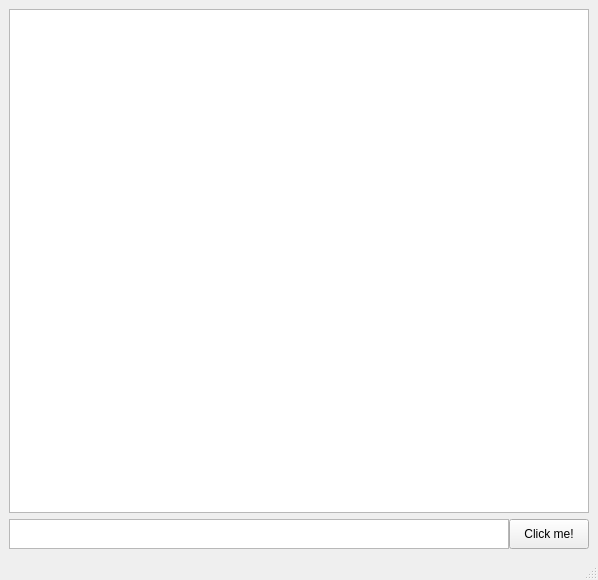
Qt form ChatRoom-Server/src/mainwindow.ui (depp01030/ChatRoom) before a commit.
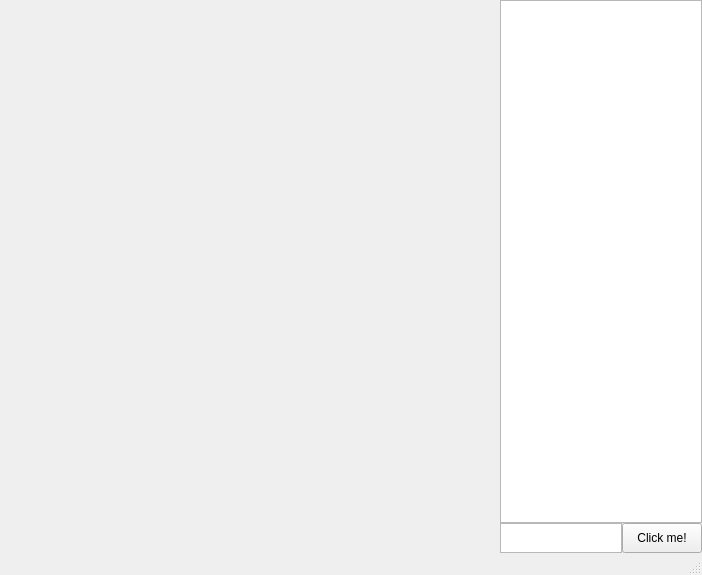
The same form after that commit. Custom widgets are drawn as their Qt base class.

Diff of the .ui file:
```diff
--- a/ChatRoom-Server/src/mainwindow.ui
+++ b/ChatRoom-Server/src/mainwindow.ui
@@ -6,19 +6,85 @@
    <rect>
     <x>0</x>
     <y>0</y>
-    <width>598</width>
-    <height>580</height>
+    <width>702</width>
+    <height>575</height>
    </rect>
   </property>
   <property name="windowTitle">
    <string>ChatRoom Server</string>
   </property>
   <widget class="QWidget" name="centralwidget">
-   <layout class="QVBoxLayout" name="verticalLayout_2">
+   <layout class="QVBoxLayout" name="verticalLayout_3">
+    <property name="spacing">
+     <number>0</number>
+    </property>
+    <property name="leftMargin">
+     <number>0</number>
+    </property>
+    <property name="topMargin">
+     <number>0</number>
+    </property>
+    <property name="rightMargin">
+     <number>0</number>
+    </property>
+    <property name="bottomMargin">
+     <number>0</number>
+    </property>
     <item>
+     <layout class="QHBoxLayout" name="horizontalLayout_2">
+      <property name="spacing">
+       <number>0</number>
+      </property>
+      <item>
+       <widget class="QWidget" name="widget" native="true">
+        <property name="sizePolicy">
+         <sizepolicy hsizetype="MinimumExpanding" vsizetype="Preferred">
+          <horstretch>0</horstretch>
+          <verstretch>0</verstretch>
+         </sizepolicy>
+        </property>
+        <property name="minimumSize">
+         <size>
+          <width>500</width>
+          <height>0</height>
+         </size>
+        </property>
+        <layout class="QVBoxLayout" name="verticalLayout_2"/>
+       </widget>
+      </item>
+      <item>
+       <widget class="QWidget" name="ChatRoom" native="true">
      <layout class="QVBoxLayout" name="verticalLayout">
+         <property name="spacing">
+          <number>0</number>
+         </property>
+         <property name="leftMargin">
+          <number>0</number>
+         </property>
+         <property name="topMargin">
+          <number>0</number>
+         </property>
+         <property name="rightMargin">
+          <number>0</number>
+         </property>
+         <property name="bottomMargin">
+          <number>0</number>
+         </property>
       <item>
-       <widget class="QTextBrowser" name="textBrowser_chat_window"/>
+          <widget class="QTextBrowser" name="textBrowser_chat_window">
+           <property name="sizePolicy">
+            <sizepolicy hsizetype="Minimum" vsizetype="Expanding">
+             <horstretch>0</horstretch>
+             <verstretch>0</verstretch>
+            </sizepolicy>
+           </property>
+           <property name="minimumSize">
+            <size>
+             <width>200</width>
+             <height>500</height>
+            </size>
+           </property>
+          </widget>
       </item>
       <item>
        <layout class="QHBoxLayout" name="horizontalLayout">
@@ -60,6 +126,9 @@
        </layout>
       </item>
      </layout>
+       </widget>
+      </item>
+     </layout>
     </item>
    </layout>
   </widget>
@@ -75,6 +144,13 @@
   </widget>
   <widget class="QStatusBar" name="statusbar"/>
  </widget>
+ <customwidgets>
+  <customwidget>
+   <class>ChatTextEdit</class>
+   <extends>QTextEdit</extends>
+   <header>chattextedit.h</header>
+  </customwidget>
+ </customwidgets>
  <resources/>
  <connections/>
 </ui>
```
Left out of the diff: 4 changed lines with no effect on the pictures. Lines whose indentation alone changed are shown as unchanged.
